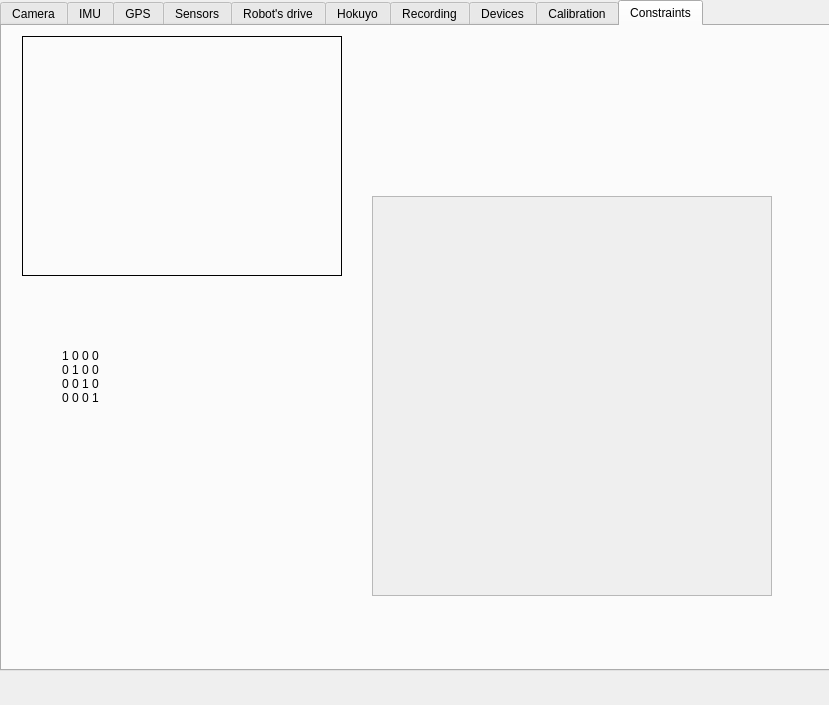
LRMPUT/TAPAS, file Trobot_Qt/trobotqt.ui: the form before one commit.
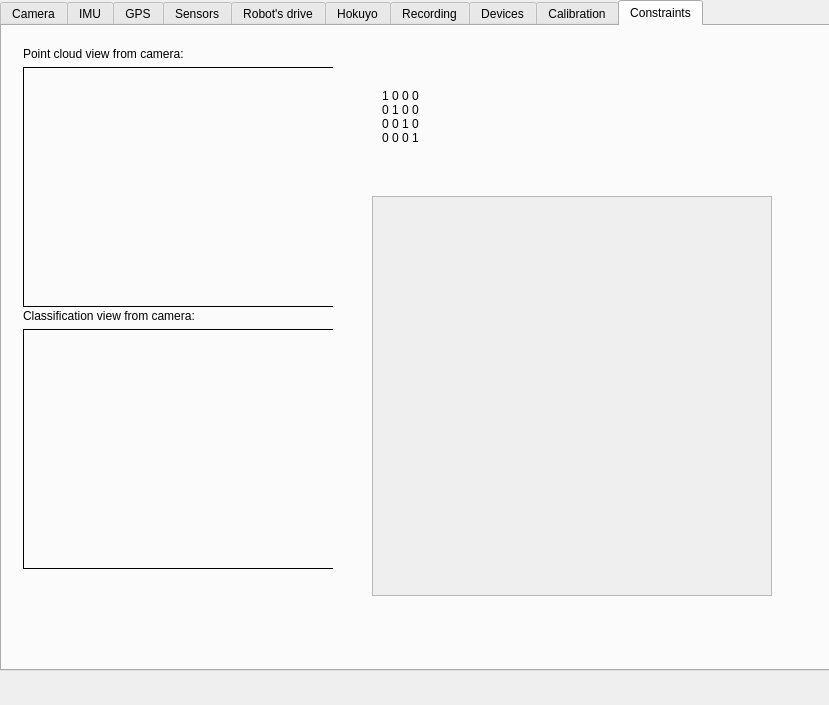
The form after the commit.

```diff
--- a/Trobot_Qt/trobotqt.ui
+++ b/Trobot_Qt/trobotqt.ui
@@ -1856,28 +1856,12 @@
      <attribute name="title">
       <string>Constraints</string>
      </attribute>
-     <widget class="QLabel" name="constraintCameraViewLabel">
-      <property name="geometry">
-       <rect>
-        <x>20</x>
-        <y>10</y>
-        <width>320</width>
-        <height>240</height>
-       </rect>
-      </property>
-      <property name="frameShape">
-       <enum>QFrame::Box</enum>
-      </property>
-      <property name="text">
-       <string/>
-      </property>
-     </widget>
      <widget class="QLabel" name="constraintCurPosLabel">
       <property name="geometry">
        <rect>
-        <x>60</x>
-        <y>290</y>
-        <width>221</width>
+        <x>380</x>
+        <y>30</y>
+        <width>371</width>
         <height>121</height>
        </rect>
       </property>
@@ -1911,6 +1895,82 @@
        </property>
       </widget>
      </widget>
+     <widget class="QWidget" name="verticalLayoutWidget_4">
+      <property name="geometry">
+       <rect>
+        <x>10</x>
+        <y>10</y>
+        <width>321</width>
+        <height>541</height>
+       </rect>
+      </property>
+      <layout class="QVBoxLayout" name="verticalLayout_13">
+       <item>
+        <widget class="QLabel" name="label_36">
+         <property name="text">
+          <string>Point cloud view from camera:</string>
+         </property>
+        </widget>
+       </item>
+       <item>
+        <widget class="QLabel" name="constraintCameraViewLabel">
+         <property name="sizePolicy">
+          <sizepolicy hsizetype="Fixed" vsizetype="Fixed">
+           <horstretch>0</horstretch>
+           <verstretch>0</verstretch>
+          </sizepolicy>
+         </property>
+         <property name="minimumSize">
+          <size>
+           <width>320</width>
+           <height>240</height>
+          </size>
+         </property>
+         <property name="baseSize">
+          <size>
+           <width>320</width>
+           <height>240</height>
+          </size>
+         </property>
+         <property name="frameShape">
+          <enum>QFrame::Box</enum>
+         </property>
+         <property name="text">
+          <string/>
+         </property>
+        </widget>
+       </item>
+       <item>
+        <widget class="QLabel" name="label_37">
+         <property name="text">
+          <string>Classification view from camera:</string>
+         </property>
+        </widget>
+       </item>
+       <item>
+        <widget class="QLabel" name="constraintClassificationViewLabel">
+         <property name="sizePolicy">
+          <sizepolicy hsizetype="Fixed" vsizetype="Fixed">
+           <horstretch>0</horstretch>
+           <verstretch>0</verstretch>
+          </sizepolicy>
+         </property>
+         <property name="minimumSize">
+          <size>
+           <width>320</width>
+           <height>240</height>
+          </size>
+         </property>
+         <property name="frameShape">
+          <enum>QFrame::Box</enum>
+         </property>
+         <property name="text">
+          <string/>
+         </property>
+        </widget>
+       </item>
+      </layout>
+     </widget>
     </widget>
    </widget>
   </widget>
```
